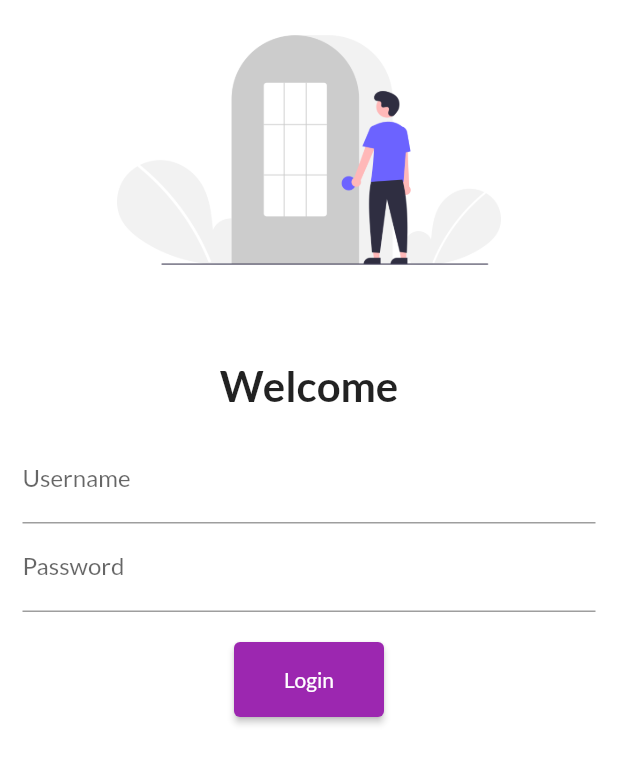
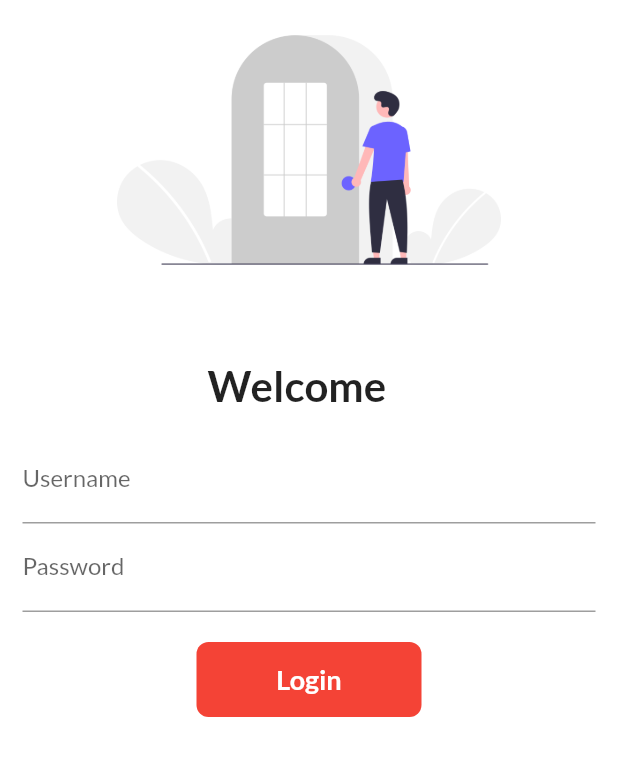
Before and after one commit to PrabeshPP/Flutter, a Flutter app: the screen it shows after launch, on a phone screen of 412 x 824 dp. Shown: the top 764 px of the screen. Run offline on Flutter 3.47's test engine with Material 2 defaults, Android fonts, the phone set to English and light mode, and no system bars; our stand-ins replace google_fonts.

Commit message:
day6 completed

```diff
--- a/lib/Screens/login_page.dart
+++ b/lib/Screens/login_page.dart
@@ -1,9 +1,17 @@
 import "package:flutter/material.dart";
+import 'package:flutter_application_1/Screens/homepage.dart';
 import 'package:flutter_application_1/utils/routes.dart';
 
-class Login extends StatelessWidget {
+class Login extends StatefulWidget {
   const Login({Key key}) : super(key: key);
 
+  @override
+  _LoginState createState() => _LoginState();
+}
+
+class _LoginState extends State<Login> {
+  String name = " ";
+  bool onchanged = false;
   @override
   Widget build(BuildContext context) {
     return Material(
@@ -20,7 +28,7 @@ class Login extends StatelessWidget {
               height: 40,
             ),
             Text(
-              "Welcome",
+              "Welcome $name ",
               style: TextStyle(fontSize: 28, fontWeight: FontWeight.bold),
             ),
             Padding(
@@ -31,6 +39,11 @@ class Login extends StatelessWidget {
                   TextFormField(
                     decoration: InputDecoration(
                         hintText: "enter username", labelText: "Username"),
+                    onChanged: (value) {
+                      setState(() {
+                        name = value;
+                      });
+                    },
                   ),
                   TextFormField(
                     obscureText: true,
@@ -42,13 +55,42 @@ class Login extends StatelessWidget {
                   SizedBox(
                     height: 20.0,
                   ),
-                  ElevatedButton(
-                    child: Text("Login"),
-                    style: TextButton.styleFrom(minimumSize: Size(100, 50)),
-                    onPressed: () {
+                  InkWell(
+                    onTap: () async {
+                      setState(() {
+                        onchanged = true;
+                      });
+                      await Future.delayed(Duration(seconds: 1));
                       Navigator.pushNamed(context, MyRoutes.homeRoute);
                     },
+                    child: AnimatedContainer(
+                      width: onchanged ? 50 : 150,
+                      duration: Duration(seconds: 1),
+                      height: 50,
+                      // color: Colors.red,
+                      alignment: Alignment.center,
+                      child: onchanged? Icon(Icons.done,color: Colors.white):
+                       Text(
+                        "Login",
+                        style: TextStyle(
+                            color: Colors.white,
+                            fontWeight: FontWeight.bold,
+                            fontSize: 18),
+                      ),
+                      decoration: BoxDecoration(
+                          color: Colors.red,
+                          borderRadius:
+                              BorderRadius.circular(onchanged ? 20 : 8)),
+                    ),
                   ),
+
+                  // ElevatedButton(
+                  //   child: Text("Login"),
+                  //   style: TextButton.styleFrom(minimumSize: Size(100, 50)),
+                  //   onPressed: () {
+                  //     Navigator.pushNamed(context, MyRoutes.homeRoute);
+                  //   },
+                  // ),
                 ],
               ),
             )
```
